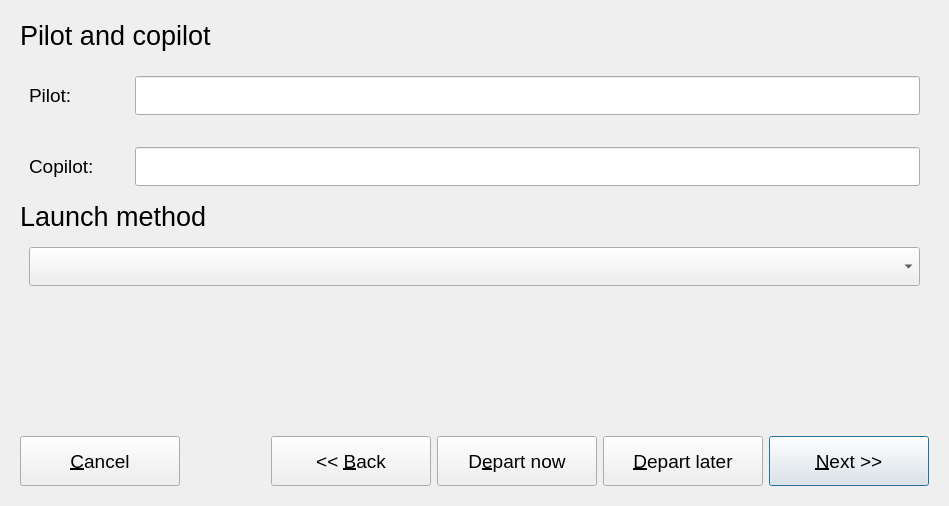
Above: src/gui/windows/FlightWizard.ui from Akaflieg/startkladde before the change. Below: the same form after it.
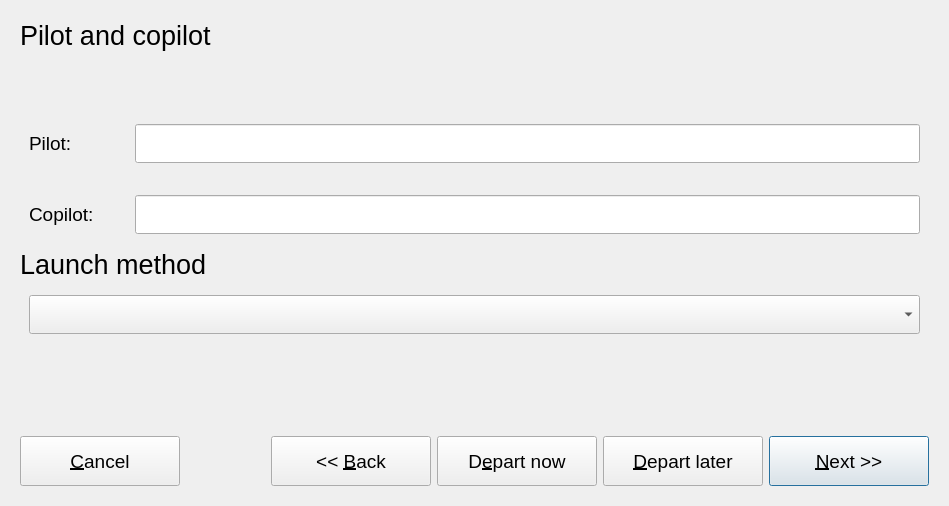
That is the form after the change. The open tabs and pages were chosen to show the change. Custom widgets are drawn as their Qt base class.

Commit message: nicknames and refresher flights

What changed in the file:
```diff
--- a/src/gui/windows/FlightWizard.ui
+++ b/src/gui/windows/FlightWizard.ui
@@ -172,6 +172,33 @@
          </property>
         </widget>
        </item>
+       <item>
+        <widget class="QLabel" name="flighttypeLabel">
+         <property name="font">
+          <font>
+           <pointsize>12</pointsize>
+          </font>
+         </property>
+         <property name="text">
+          <string/>
+         </property>
+        </widget>
+       </item>
+       <item>
+        <widget class="QLabel" name="chargeLabel">
+         <property name="font">
+          <font>
+           <pointsize>12</pointsize>
+          </font>
+         </property>
+         <property name="text">
+          <string/>
+         </property>
+         <property name="margin">
+          <number>5</number>
+         </property>
+        </widget>
+       </item>
        <item>
         <spacer name="verticalSpacer">
          <property name="orientation">
```
Left out of the diff: 2 changed lines with no effect on the pictures. The commit also changes 15 other files.
